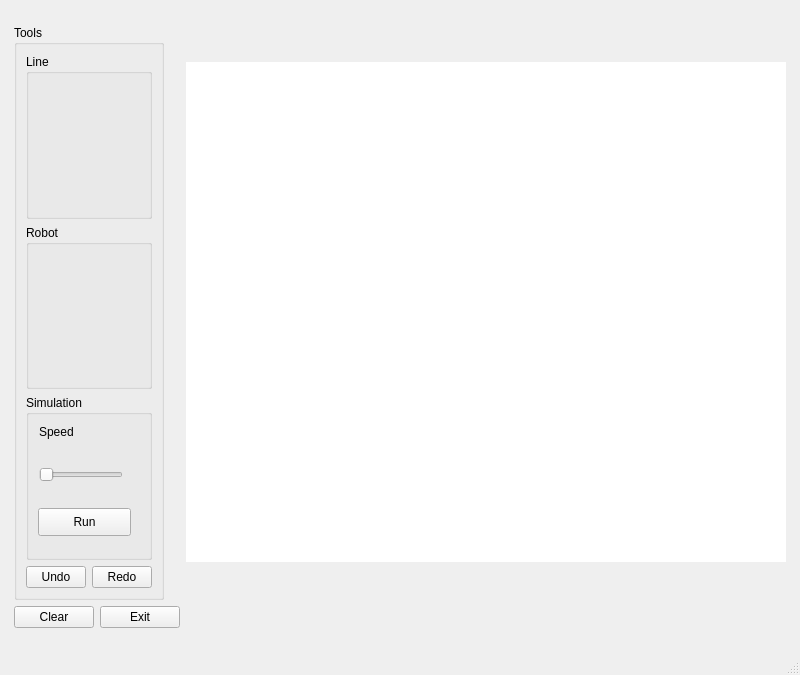
This is line_robots/mainwindow.ui in maslaral/line_robots as Qt 5 draws it before an edit. The edited form follows.
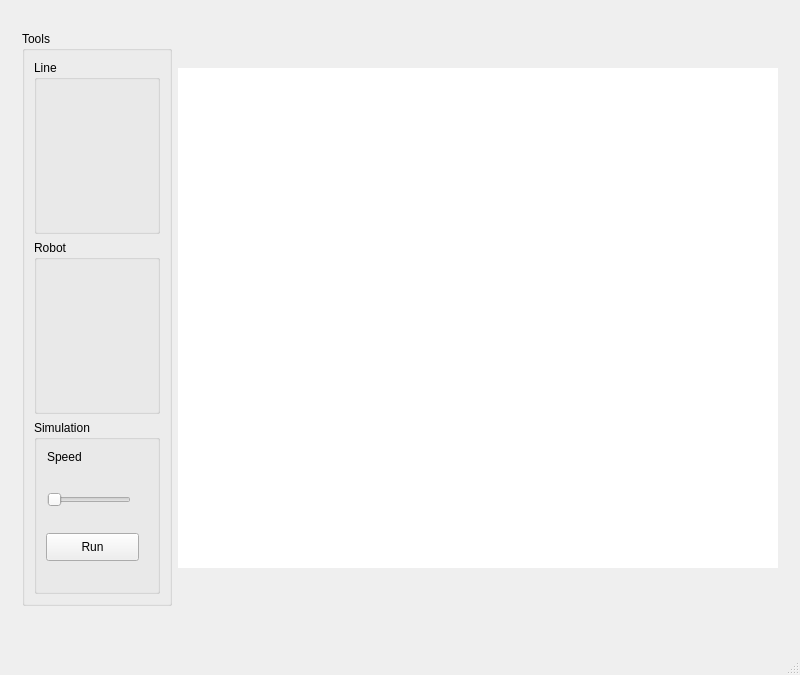
This is the edited form. Custom widgets are drawn as their Qt base class.

Commit message:
added menu bar
replaced buttons for a menu bar

also added confirmation for exititing the program and clearing the canvas

```diff
--- a/line_robots/mainwindow.ui
+++ b/line_robots/mainwindow.ui
@@ -244,45 +244,9 @@
            </widget>
           </widget>
          </item>
-         <item>
-          <layout class="QHBoxLayout" name="horizontalLayout">
-           <item>
-            <widget class="QPushButton" name="butUndo">
-             <property name="text">
-              <string>Undo</string>
-             </property>
-            </widget>
-           </item>
-           <item>
-            <widget class="QPushButton" name="butRedo">
-             <property name="text">
-              <string>Redo</string>
-             </property>
-            </widget>
-           </item>
-          </layout>
-         </item>
         </layout>
        </widget>
       </item>
-      <item row="1" column="0">
-       <layout class="QHBoxLayout" name="horizontalLayout_4">
-        <item>
-         <widget class="QPushButton" name="butClear">
-          <property name="text">
-           <string>Clear</string>
-          </property>
-         </widget>
-        </item>
-        <item>
-         <widget class="QPushButton" name="butExit">
-          <property name="text">
-           <string>Exit</string>
-          </property>
-         </widget>
-        </item>
-       </layout>
-      </item>
      </layout>
     </item>
    </layout>
```
Left out of the diff: 19 changed lines with no effect on the pictures. The commit also changes 2 other files.
